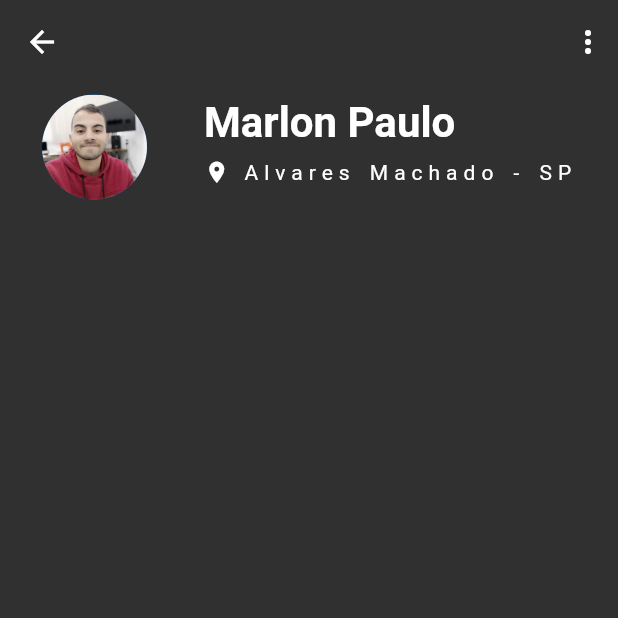
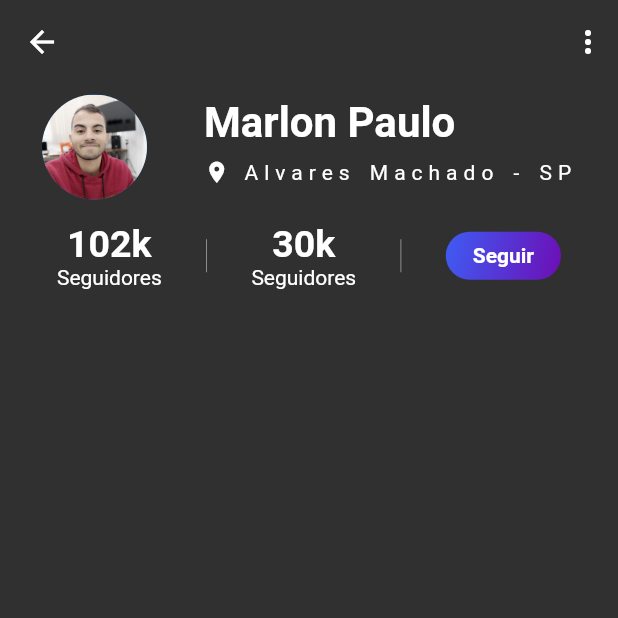
Before and after one commit to Marlon-Paulo-da-Silva/FotoMedia-Flutter-App, a Flutter app: the screen it shows after launch, on a phone screen of 412 x 824 dp, the top half of it. Run offline on Flutter 3.47's test engine with Material 2 defaults, Android fonts, the phone set to English and light mode, and no system bars.

Commit message:
criado o seção dos seguidores

```diff
--- a/lib/main.dart
+++ b/lib/main.dart
@@ -38,6 +38,7 @@ class MyHomePage extends StatelessWidget {
         mainAxisAlignment: MainAxisAlignment.start,
         crossAxisAlignment: CrossAxisAlignment.center,
         children: <Widget>[
+          //top section
           Row(
             mainAxisAlignment: MainAxisAlignment.start,
             children: <Widget>[
@@ -77,6 +78,56 @@ class MyHomePage extends StatelessWidget {
                 ),
               )
             ],
+          ),
+          //section seguidores
+          Padding(
+            padding: const EdgeInsets.only(right: 38.0, left: 38, top: 15, bottom: 12),
+            child: Row(
+              mainAxisAlignment: MainAxisAlignment.spaceBetween,
+              children: <Widget>[
+                Column(
+                  mainAxisAlignment: MainAxisAlignment.center,
+                  children: <Widget>[
+                    Text('102k', style: TextStyle(
+                      color: Colors.white, fontWeight: FontWeight.bold, fontSize: 25
+                    )),
+                    Text('Seguidores', style: TextStyle(color: Colors.white),),
+                  ],
+                ),
+                Container(
+                    color: Colors.white,
+                    width: 0.3,
+                    height: 22,
+                ),
+                Column(
+                  mainAxisAlignment: MainAxisAlignment.center,
+                  children: <Widget>[
+                    Text('30k', style: TextStyle(
+                      color: Colors.white, fontWeight: FontWeight.bold, fontSize: 25
+                    )),
+                    Text('Seguidores', style: TextStyle(color: Colors.white),),
+                  ],
+                ),
+                Container(
+                    color: Colors.white,
+                    width: 0.3,
+                    height: 22,
+                ),
+                Container(
+                  padding: EdgeInsets.only(left: 18, right: 18, top: 8, bottom: 8),
+                  decoration: BoxDecoration(
+                    borderRadius: BorderRadius.all(Radius.circular(33)),
+                    gradient: LinearGradient(colors: [Color(0xff6D0EB5), Color(0xff4059F1)],
+                    begin: Alignment.bottomRight,
+                    end: Alignment.centerLeft),
+                  ),
+                  child: Text('Seguir', style: TextStyle(
+                    color: Colors.white,
+                    fontWeight: FontWeight.bold
+                  )),
+                )
+              ],
+            ),
           )
         ],
       ),
```
